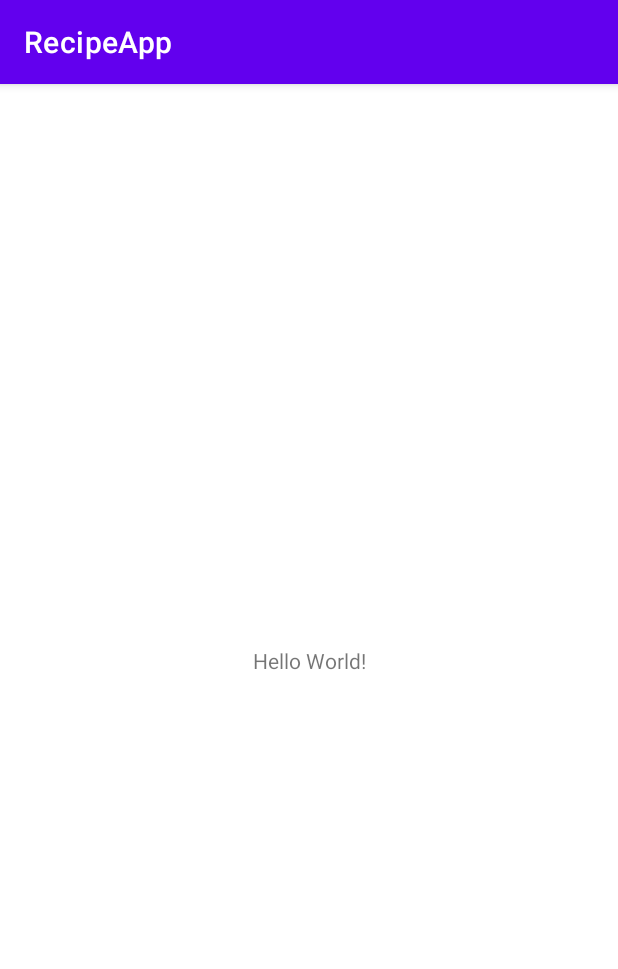
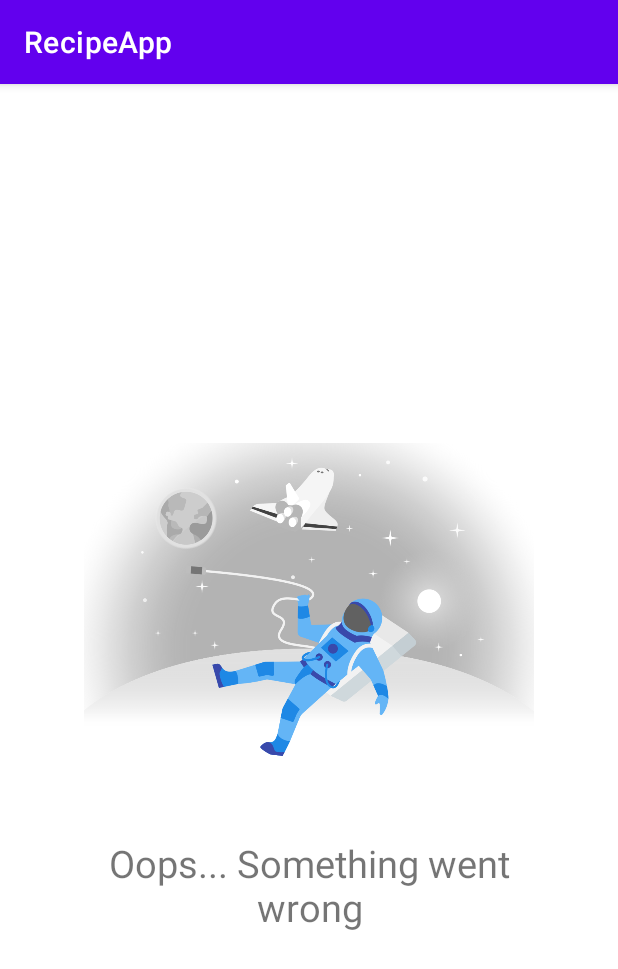
Before and after one commit to DanilB01/KodeTask, an Android app: the screen it shows after launch (MainActivity), on a phone screen of 412 x 824 dp. Shown: the top 969 px of the screen. Run offline under Robolectric (Android 15) with nearby library versions, the phone set to English and light mode, and no system bars.

Commit message:
Add MainActivity layout
MainActivity had RecyclerView, which will display recipes and a placeholder if something went wrong

```diff
--- a/app/build.gradle
+++ b/app/build.gradle
@@ -42,4 +42,6 @@ dependencies {
     testImplementation 'junit:junit:4.+'
     androidTestImplementation 'androidx.test.ext:junit:1.1.2'
     androidTestImplementation 'androidx.test.espresso:espresso-core:3.3.0'
+
+    implementation 'androidx.swiperefreshlayout:swiperefreshlayout:1.1.0'
 }
--- a/app/src/main/java/com/example/recipeapp/view/MainActivity.kt
+++ b/app/src/main/java/com/example/recipeapp/view/MainActivity.kt
@@ -4,7 +4,7 @@ import androidx.appcompat.app.AppCompatActivity
 import android.os.Bundle
 import com.example.recipeapp.R
 
-class MainActivity : AppCompatActivity() {
+class MainActivity: AppCompatActivity() {
     override fun onCreate(savedInstanceState: Bundle?) {
         super.onCreate(savedInstanceState)
         setContentView(R.layout.activity_main)
--- a/app/src/main/res/layout/activity_main.xml
+++ b/app/src/main/res/layout/activity_main.xml
@@ -1,18 +1,35 @@
 <?xml version="1.0" encoding="utf-8"?>
-<androidx.constraintlayout.widget.ConstraintLayout xmlns:android="http://schemas.android.com/apk/res/android"
+<androidx.constraintlayout.widget.ConstraintLayout
+    xmlns:android="http://schemas.android.com/apk/res/android"
     xmlns:app="http://schemas.android.com/apk/res-auto"
     xmlns:tools="http://schemas.android.com/tools"
     android:layout_width="match_parent"
     android:layout_height="match_parent"
     tools:context=".view.MainActivity">
 
-    <TextView
+    <androidx.swiperefreshlayout.widget.SwipeRefreshLayout
+        android:layout_width="match_parent"
+        android:layout_height="match_parent"
+        app:layout_constraintBottom_toBottomOf="parent"
+        app:layout_constraintEnd_toEndOf="parent"
+        app:layout_constraintStart_toStartOf="parent"
+        app:layout_constraintTop_toTopOf="parent">
+
+        <androidx.recyclerview.widget.RecyclerView
+            android:layout_width="match_parent"
+            android:layout_height="match_parent"
+            app:layoutManager="androidx.recyclerview.widget.LinearLayoutManager" />
+
+    </androidx.swiperefreshlayout.widget.SwipeRefreshLayout>
+
+    <include
+        android:id="@+id/placeholderView"
+        android:layout_height="wrap_content"
         android:layout_width="wrap_content"
-        android:layout_height="wrap_content"
-        android:text="Hello World!"
+        layout="@layout/layout_placeholder_error"
         app:layout_constraintBottom_toBottomOf="parent"
-        app:layout_constraintLeft_toLeftOf="parent"
-        app:layout_constraintRight_toRightOf="parent"
+        app:layout_constraintEnd_toEndOf="parent"
+        app:layout_constraintStart_toStartOf="parent"
         app:layout_constraintTop_toTopOf="parent" />
 
 </androidx.constraintlayout.widget.ConstraintLayout>
--- /dev/null
+++ b/app/src/main/res/layout/layout_placeholder_error.xml
@@ -0,0 +1,29 @@
+<?xml version="1.0" encoding="utf-8"?>
+<androidx.constraintlayout.widget.ConstraintLayout
+    xmlns:android="http://schemas.android.com/apk/res/android"
+    xmlns:app="http://schemas.android.com/apk/res-auto"
+    xmlns:tools="http://schemas.android.com/tools"
+    android:layout_width="wrap_content"
+    android:layout_height="wrap_content">
+
+    <ImageView
+        android:id="@+id/imageView"
+        android:layout_width="300dp"
+        android:layout_height="300dp"
+        app:layout_constraintEnd_toEndOf="parent"
+        app:layout_constraintStart_toStartOf="parent"
+        app:layout_constraintTop_toTopOf="parent"
+        app:srcCompat="@drawable/pic_error" />
+
+    <TextView
+        android:id="@+id/textView"
+        android:layout_width="0dp"
+        android:layout_height="wrap_content"
+        android:textSize="25sp"
+        android:textAlignment="center"
+        android:text="Oops... Something went wrong"
+        app:layout_constraintEnd_toEndOf="@+id/imageView"
+        app:layout_constraintStart_toStartOf="@+id/imageView"
+        app:layout_constraintTop_toBottomOf="@+id/imageView" />
+
+</androidx.constraintlayout.widget.ConstraintLayout>
```
Also changed, not shown: app/src/main/res/drawable/pic_error.png (added).
